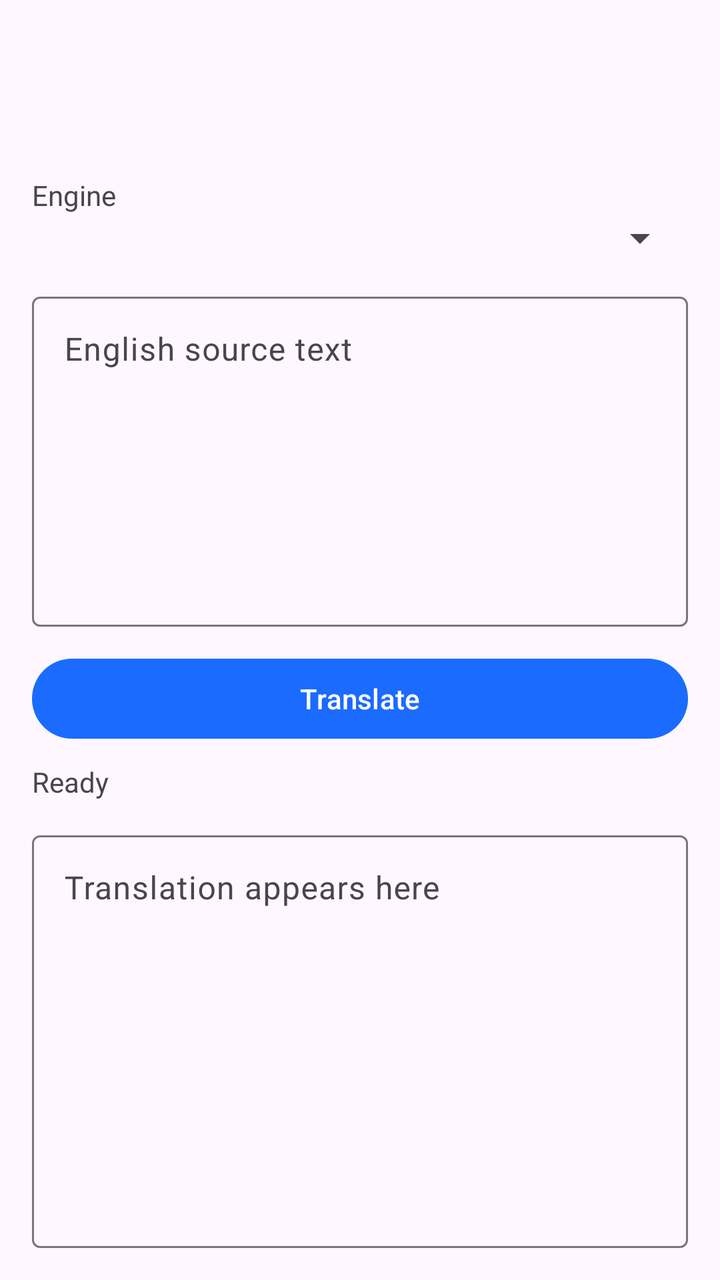
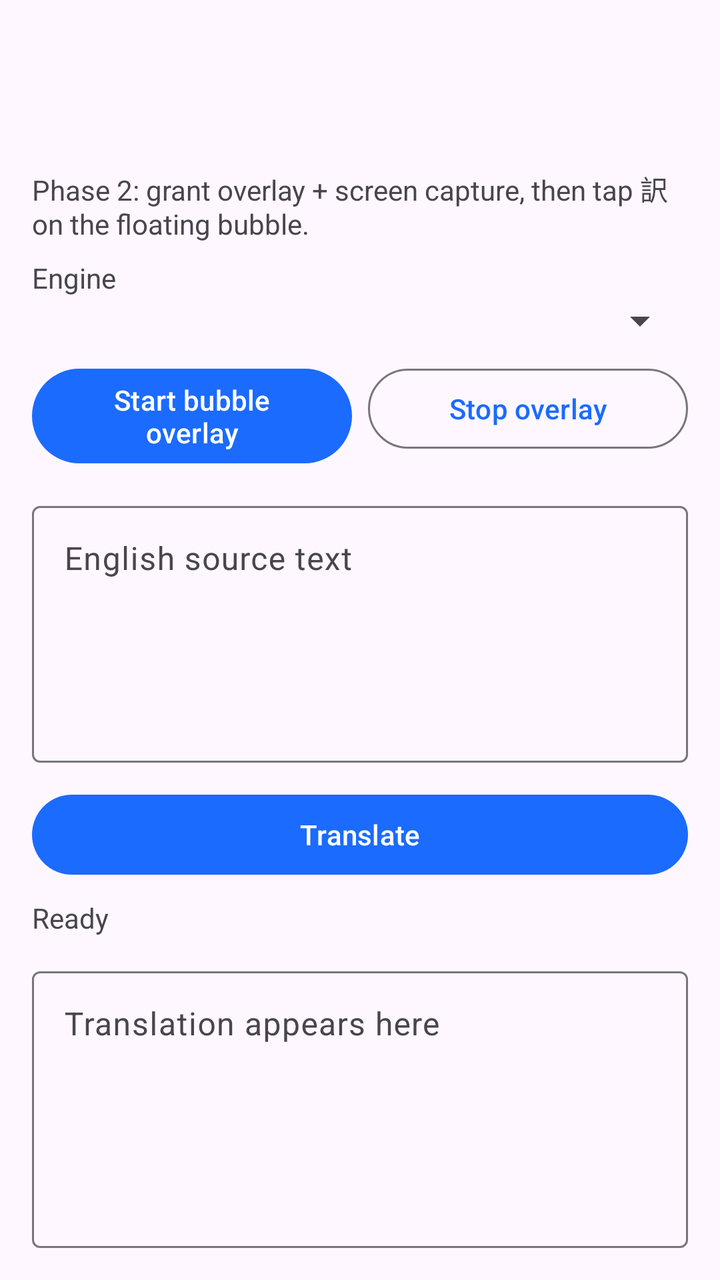

Screens rendered from an Android XML layout before and after an edit, with the pre-edit source and the edit as a unified diff.
<!-- AndroidManifest.xml: application theme Theme.OnDeviceBubbleTranslator -->
<!-- res/layout/activity_main.xml -->
<?xml version="1.0" encoding="utf-8"?>
<androidx.constraintlayout.widget.ConstraintLayout xmlns:android="http://schemas.android.com/apk/res/android"
    xmlns:app="http://schemas.android.com/apk/res-auto"
    android:layout_width="match_parent"
    android:layout_height="match_parent"
    android:padding="16dp">

    <com.google.android.material.appbar.MaterialToolbar
        android:id="@+id/toolbar"
        android:layout_width="0dp"
        android:layout_height="wrap_content"
        android:title="@string/app_name"
        app:layout_constraintEnd_toEndOf="parent"
        app:layout_constraintStart_toStartOf="parent"
        app:layout_constraintTop_toTopOf="parent" />

    <TextView
        android:id="@+id/labelEngine"
        android:layout_width="wrap_content"
        android:layout_height="wrap_content"
        android:layout_marginTop="8dp"
        android:text="@string/label_engine"
        app:layout_constraintStart_toStartOf="parent"
        app:layout_constraintTop_toBottomOf="@id/toolbar" />

    <Spinner
        android:id="@+id/engineSpinner"
        android:layout_width="0dp"
        android:layout_height="wrap_content"
        app:layout_constraintEnd_toEndOf="parent"
        app:layout_constraintStart_toStartOf="parent"
        app:layout_constraintTop_toBottomOf="@id/labelEngine" />

    <com.google.android.material.textfield.TextInputLayout
        android:id="@+id/inputLayout"
        android:layout_width="0dp"
        android:layout_height="0dp"
        android:layout_marginTop="12dp"
        android:hint="@string/hint_source"
        app:layout_constraintBottom_toTopOf="@id/translateButton"
        app:layout_constraintEnd_toEndOf="parent"
        app:layout_constraintHeight_percent="0.28"
        app:layout_constraintStart_toStartOf="parent"
        app:layout_constraintTop_toBottomOf="@id/engineSpinner"
        app:layout_constraintVertical_bias="0">

        <com.google.android.material.textfield.TextInputEditText
            android:id="@+id/inputText"
            android:layout_width="match_parent"
            android:layout_height="match_parent"
            android:gravity="top|start"
            android:inputType="textMultiLine|textCapSentences" />
    </com.google.android.material.textfield.TextInputLayout>

    <com.google.android.material.button.MaterialButton
        android:id="@+id/translateButton"
        android:layout_width="0dp"
        android:layout_height="wrap_content"
        android:layout_marginTop="12dp"
        android:text="@string/btn_translate"
        app:layout_constraintEnd_toEndOf="parent"
        app:layout_constraintStart_toStartOf="parent"
        app:layout_constraintTop_toBottomOf="@id/inputLayout" />

    <TextView
        android:id="@+id/statusText"
        android:layout_width="0dp"
        android:layout_height="wrap_content"
        android:layout_marginTop="8dp"
        android:text="@string/status_idle"
        app:layout_constraintEnd_toEndOf="parent"
        app:layout_constraintStart_toStartOf="parent"
        app:layout_constraintTop_toBottomOf="@id/translateButton" />

    <com.google.android.material.textfield.TextInputLayout
        android:id="@+id/outputLayout"
        android:layout_width="0dp"
        android:layout_height="0dp"
        android:layout_marginTop="12dp"
        android:hint="@string/hint_output"
        app:layout_constraintBottom_toBottomOf="parent"
        app:layout_constraintEnd_toEndOf="parent"
        app:layout_constraintStart_toStartOf="parent"
        app:layout_constraintTop_toBottomOf="@id/statusText">

        <com.google.android.material.textfield.TextInputEditText
            android:id="@+id/outputText"
            android:layout_width="match_parent"
            android:layout_height="match_parent"
            android:gravity="top|start"
            android:inputType="textMultiLine"
            android:focusable="false"
            android:clickable="false" />
    </com.google.android.material.textfield.TextInputLayout>

</androidx.constraintlayout.widget.ConstraintLayout>
<!-- resources referenced by this layout -->
<resources>
  <string name="app_name">OnDevice Translate Lab</string>
  <string name="btn_translate">Translate</string>
  <string name="hint_output">Translation appears here</string>
  <string name="hint_source">English source text</string>
  <string name="label_engine">Engine</string>
  <string name="status_idle">Ready</string>
  <style name="Theme.OnDeviceBubbleTranslator" parent="Theme.Material3.DayNight.NoActionBar">
          <item name="colorPrimary">@color/seed</item>
          <item name="android:statusBarColor" tools:targetApi="l">@color/seed</item>
      </style>
  <color name="seed">#1B6BFF</color>
</resources>

<!-- the commit's change to res/layout/activity_main.xml (unified diff, before → after) -->
@@ -15,13 +15,23 @@
         app:layout_constraintTop_toTopOf="parent" />
 
     <TextView
+        android:id="@+id/phase2Hint"
+        android:layout_width="0dp"
+        android:layout_height="wrap_content"
+        android:layout_marginTop="4dp"
+        android:text="@string/phase2_hint"
+        app:layout_constraintEnd_toEndOf="parent"
+        app:layout_constraintStart_toStartOf="parent"
+        app:layout_constraintTop_toBottomOf="@id/toolbar" />
+
+    <TextView
         android:id="@+id/labelEngine"
         android:layout_width="wrap_content"
         android:layout_height="wrap_content"
         android:layout_marginTop="8dp"
         android:text="@string/label_engine"
         app:layout_constraintStart_toStartOf="parent"
-        app:layout_constraintTop_toBottomOf="@id/toolbar" />
+        app:layout_constraintTop_toBottomOf="@id/phase2Hint" />
 
     <Spinner
         android:id="@+id/engineSpinner"
@@ -31,6 +41,30 @@
         app:layout_constraintStart_toStartOf="parent"
         app:layout_constraintTop_toBottomOf="@id/labelEngine" />
 
+    <com.google.android.material.button.MaterialButton
+        android:id="@+id/startOverlayButton"
+        android:layout_width="0dp"
+        android:layout_height="wrap_content"
+        android:layout_marginTop="8dp"
+        android:layout_marginEnd="4dp"
+        android:text="@string/btn_start_overlay"
+        app:layout_constraintEnd_toStartOf="@id/stopOverlayButton"
+        app:layout_constraintHorizontal_weight="1"
+        app:layout_constraintStart_toStartOf="parent"
+        app:layout_constraintTop_toBottomOf="@id/engineSpinner" />
+
+    <com.google.android.material.button.MaterialButton
+        android:id="@+id/stopOverlayButton"
+        style="@style/Widget.Material3.Button.OutlinedButton"
+        android:layout_width="0dp"
+        android:layout_height="wrap_content"
+        android:layout_marginStart="4dp"
+        android:text="@string/btn_stop_overlay"
+        app:layout_constraintEnd_toEndOf="parent"
+        app:layout_constraintHorizontal_weight="1"
+        app:layout_constraintStart_toEndOf="@id/startOverlayButton"
+        app:layout_constraintTop_toTopOf="@id/startOverlayButton" />
+
     <com.google.android.material.textfield.TextInputLayout
         android:id="@+id/inputLayout"
         android:layout_width="0dp"
@@ -39,9 +73,9 @@
         android:hint="@string/hint_source"
         app:layout_constraintBottom_toTopOf="@id/translateButton"
         app:layout_constraintEnd_toEndOf="parent"
-        app:layout_constraintHeight_percent="0.28"
+        app:layout_constraintHeight_percent="0.22"
         app:layout_constraintStart_toStartOf="parent"
-        app:layout_constraintTop_toBottomOf="@id/engineSpinner"
+        app:layout_constraintTop_toBottomOf="@id/startOverlayButton"
         app:layout_constraintVertical_bias="0">
 
         <com.google.android.material.textfield.TextInputEditText
<!-- resource entries referenced after the edit -->
@@ -1,10 +1,13 @@
 <!-- resources referenced by this layout -->
 <resources>
   <string name="app_name">OnDevice Translate Lab</string>
+  <string name="btn_start_overlay">Start bubble overlay</string>
+  <string name="btn_stop_overlay">Stop overlay</string>
   <string name="btn_translate">Translate</string>
   <string name="hint_output">Translation appears here</string>
   <string name="hint_source">English source text</string>
   <string name="label_engine">Engine</string>
+  <string name="phase2_hint">Phase 2: grant overlay + screen capture, then tap 訳 on the floating bubble.</string>
   <string name="status_idle">Ready</string>
   <style name="Theme.OnDeviceBubbleTranslator" parent="Theme.Material3.DayNight.NoActionBar">
           <item name="colorPrimary">@color/seed</item>
